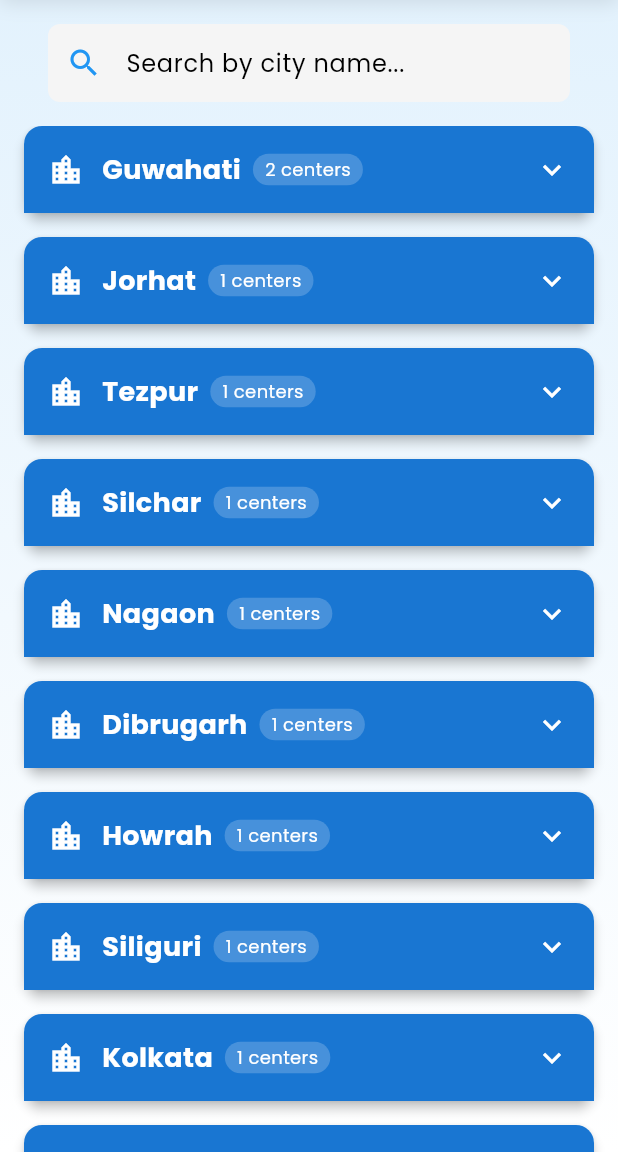
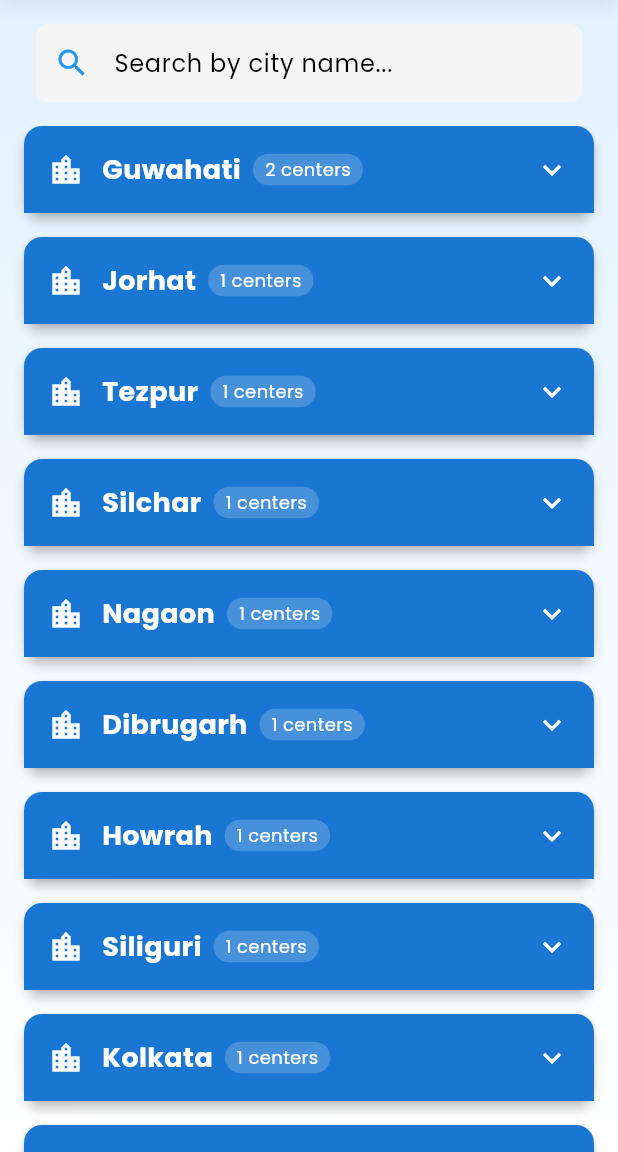
Before and after one commit to Soumaditya-Kashyap/SustAiN_SC2025, a Flutter app: the SearchScreen screen opened by its route, on a phone screen of 412 x 824 dp, the part 84-1236 px from its top. Run offline on Flutter 3.47's test engine with Material 3 defaults, Android fonts, the light colour scheme and no system bars; our stand-ins replace cloud_firestore, firebase_auth, firebase_core, flutter_secure_storage, google_fonts, shared_preferences; accounts and stored records are empty; network calls fail.

Commit message:
Update search_screen.dart
Resized the Search Bar

```diff
--- a/disaster_management_app/lib/features/search/screens/search_screen.dart
+++ b/disaster_management_app/lib/features/search/screens/search_screen.dart
@@ -92,7 +92,7 @@ class _SearchScreenState extends State<SearchScreen> {
             Padding(
               padding: const EdgeInsets.all(16),
               child: Container(
-                padding: const EdgeInsets.symmetric(horizontal: 16),
+                padding: const EdgeInsets.symmetric(horizontal: 8.0),
                 child: TextField(
                   controller: _searchController,
                   decoration: const InputDecoration(
```
